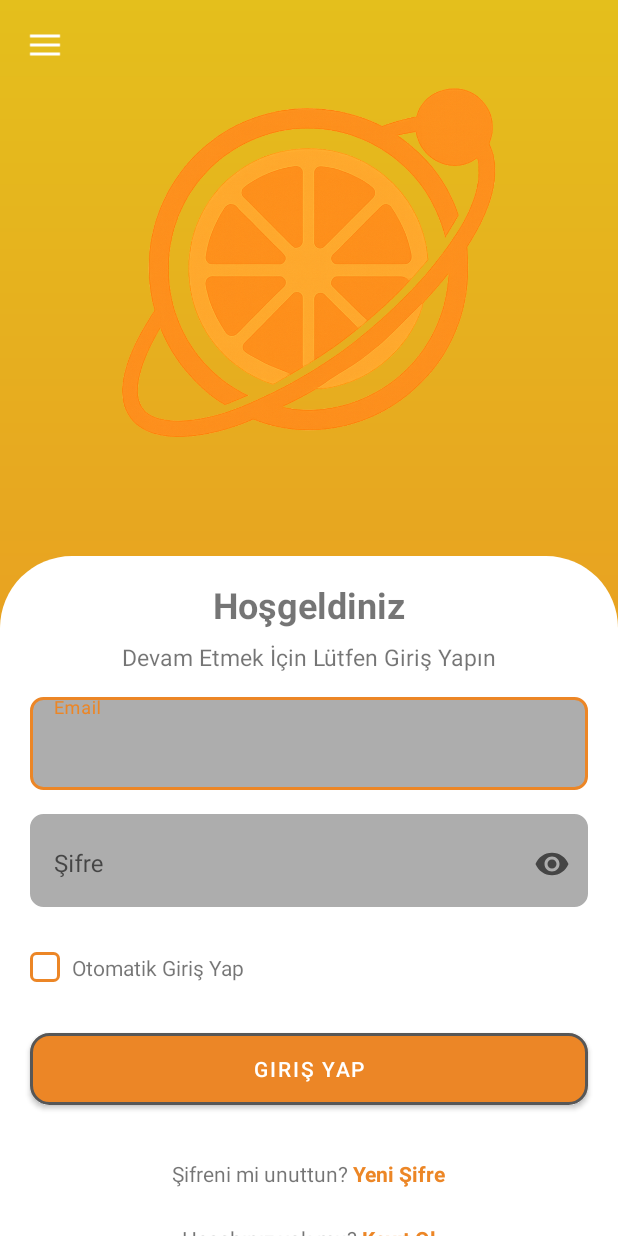
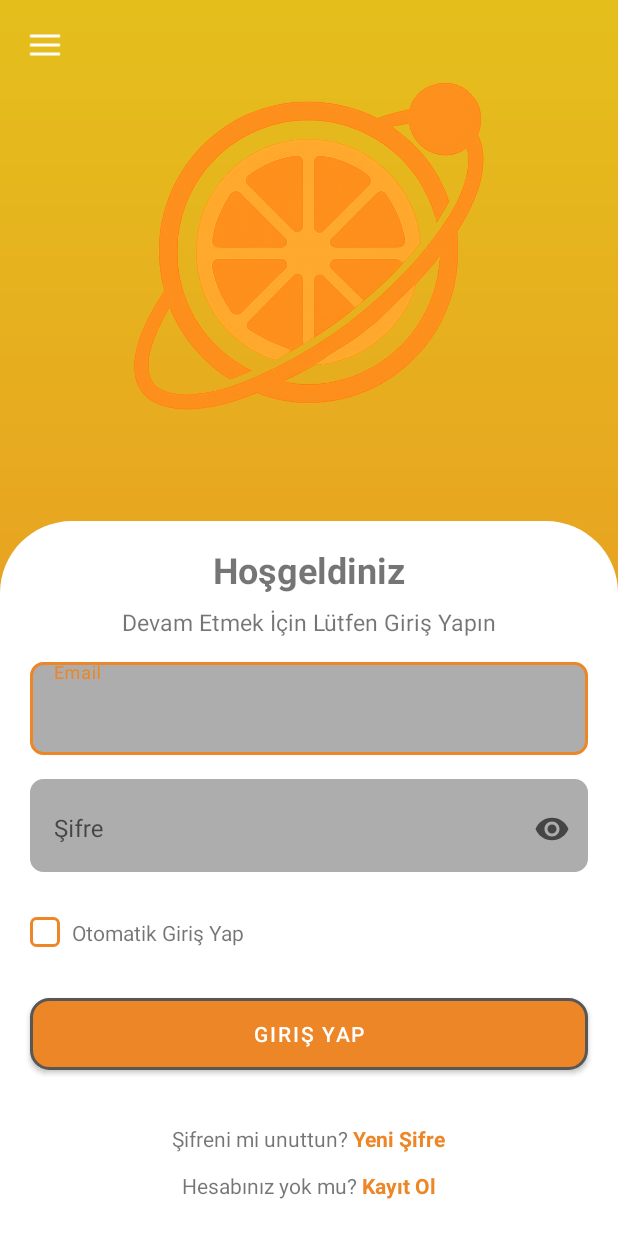
Before and after one commit to dogukanpayal/CitrusOrbit, an Android app: the screen it shows after launch (MainActivity), on a phone screen of 412 x 824 dp. Run offline under Robolectric (Android 15) with nearby library versions, the phone set to English and light mode, and no system bars; our stand-ins replace Firebase (no records; nobody signed in at launch, a user with empty details on screens opened directly).

Commit message:
Guideline ayarları kaldırıldı onun yerine daha dinamik bir ekran eklendi.

```diff
--- a/DevelopmentProject/app/src/main/res/layout/fragment_login_screen.xml
+++ b/DevelopmentProject/app/src/main/res/layout/fragment_login_screen.xml
@@ -5,15 +5,9 @@
     xmlns:tools="http://schemas.android.com/tools"
     android:layout_width="match_parent"
     android:layout_height="match_parent"
+    android:fitsSystemWindows="true"
     android:background="@drawable/background_style">
 
-
-    <androidx.constraintlayout.widget.Guideline
-        android:id="@+id/guide_header_bottom"
-        android:layout_width="wrap_content"
-        android:layout_height="wrap_content"
-        android:orientation="horizontal"
-        app:layout_constraintGuide_percent="0.45" />
 
 
     <androidx.constraintlayout.widget.ConstraintLayout
@@ -23,7 +17,7 @@
         app:layout_constraintTop_toTopOf="parent"
         app:layout_constraintStart_toStartOf="parent"
         app:layout_constraintEnd_toEndOf="parent"
-        app:layout_constraintBottom_toTopOf="@id/guide_header_bottom">
+        app:layout_constraintBottom_toTopOf="@id/formFieldBox">
 
         <ImageView
             android:id="@+id/logoImageView"
@@ -52,15 +46,13 @@
 
     <androidx.constraintlayout.widget.ConstraintLayout
         android:id="@+id/formFieldBox"
-        android:layout_width="0dp"
-        android:layout_height="0dp"
-        android:layout_marginBottom="-30dp"
+        android:layout_width="match_parent"
+        android:layout_height="wrap_content"
         android:background="@drawable/form_field_box_style"
         android:fitsSystemWindows="false"
         app:layout_constraintBottom_toBottomOf="parent"
         app:layout_constraintEnd_toEndOf="parent"
-        app:layout_constraintStart_toStartOf="parent"
-        app:layout_constraintTop_toBottomOf="@id/guide_header_bottom">
+        app:layout_constraintStart_toStartOf="parent">
 
 
         <TextView
@@ -91,7 +83,7 @@
         <androidx.core.widget.NestedScrollView
             android:id="@+id/formScrollView"
             android:layout_width="0dp"
-            android:layout_height="0dp"
+            android:layout_height="wrap_content"
             android:fillViewport="true"
             app:layout_constraintBottom_toBottomOf="parent"
             app:layout_constraintEnd_toEndOf="parent"
@@ -108,32 +100,34 @@
 
                 <com.google.android.material.textfield.TextInputLayout
                     android:id="@+id/emailInputContainer"
+                    style="@style/Widget.MaterialComponents.TextInputLayout.OutlinedBox"
                     android:layout_width="match_parent"
                     android:layout_height="wrap_content"
                     android:layout_marginHorizontal="20dp"
                     android:background="@drawable/text_input_bg_selector"
-                    style="@style/Widget.MaterialComponents.TextInputLayout.OutlinedBox"
-                    android:theme="@style/ThemeOverlay.AppTheme.TextInputEditText.Outlined"
                     android:hint="Email"
-                    >
-                    <EditText
+                    android:theme="@style/ThemeOverlay.AppTheme.TextInputEditText.Outlined">
+
+                    <com.google.android.material.textfield.TextInputEditText
                         android:id="@+id/emailInputBox"
                         android:layout_width="match_parent"
                         android:layout_height="wrap_content"
                         android:background="@drawable/text_input_edit_text_style"
+                        android:focusable="true"
+                        android:focusableInTouchMode="true"
                         android:inputType="textEmailAddress" />
                 </com.google.android.material.textfield.TextInputLayout>
 
 
                 <com.google.android.material.textfield.TextInputLayout
                     android:id="@+id/passwordInputContainer"
+                    style="@style/Widget.MaterialComponents.TextInputLayout.OutlinedBox"
                     android:layout_width="match_parent"
                     android:layout_height="wrap_content"
                     android:layout_marginHorizontal="20dp"
                     android:layout_marginTop="16dp"
                     android:background="@drawable/text_input_bg_selector"
                     android:hint="Şifre"
-                    style="@style/Widget.MaterialComponents.TextInputLayout.OutlinedBox"
                     android:theme="@style/ThemeOverlay.AppTheme.TextInputEditText.Outlined"
                     app:endIconMode="password_toggle">
 
@@ -184,8 +178,8 @@
                     android:layout_margin="20dp"
                     android:background="@drawable/button_style"
                     android:backgroundTint="@null"
+                    android:text="Giriş Yap"
                     app:backgroundTint="@null"
-                    android:text="Giriş Yap"
 
                     />
 
@@ -216,7 +210,7 @@
                 <LinearLayout
                     android:layout_width="match_parent"
                     android:layout_height="wrap_content"
-                    android:layout_marginTop="24dp"
+                    android:layout_marginTop="12dp"
                     android:gravity="center"
                     android:orientation="horizontal">
 
@@ -233,7 +227,9 @@
                         android:text=" Kayıt Ol"
                         android:textColor="@color/turuncu"
                         android:textStyle="bold" />
+
                 </LinearLayout>
+
 
             </LinearLayout>
         </androidx.core.widget.NestedScrollView>
```
Also changed, not shown: DevelopmentProject/app/src/main/res/layout/fragment_forgot_your_password.xml (+5 -11 lines), DevelopmentProject/app/src/main/res/layout/fragment_register_screen.xml (+11 -18 lines).
